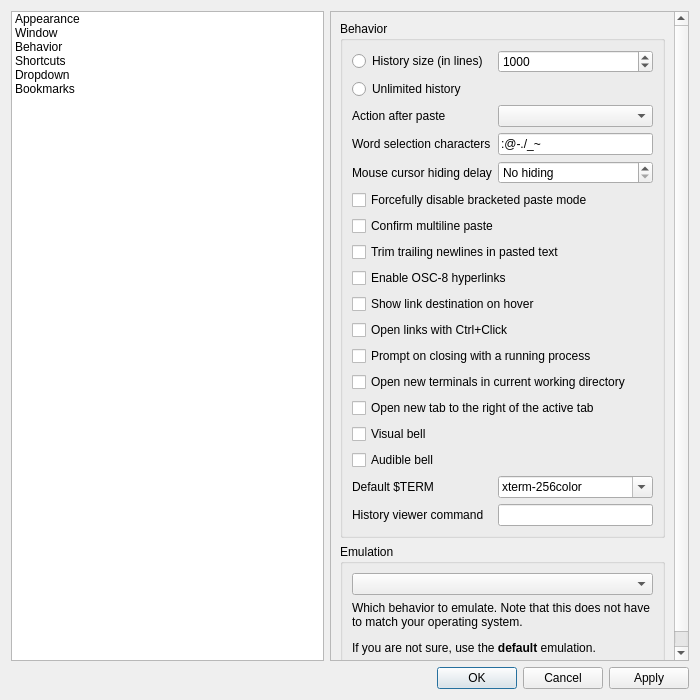
The window that src/forms/propertiesdialog.ui (lxqt/qterminal) describes before a commit, drawn with Qt 5.
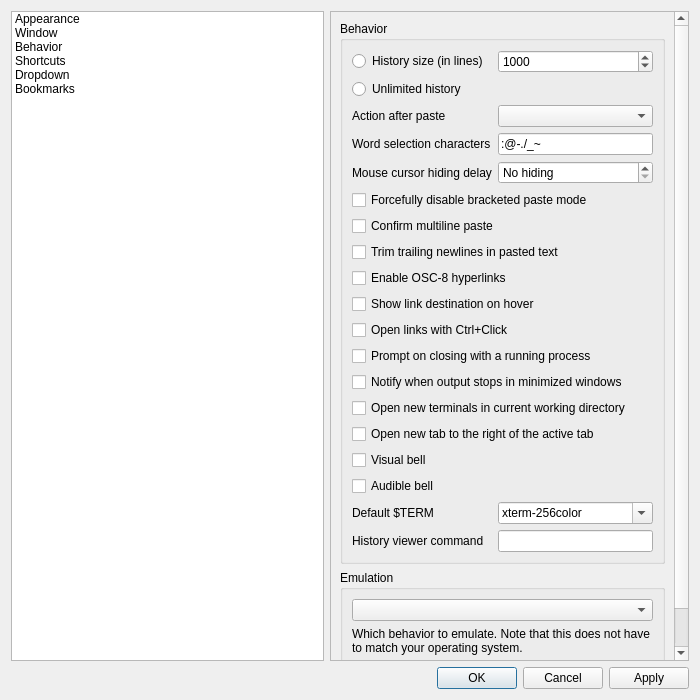
The same window after the commit. The open tabs and pages were chosen to show the change. Icons and pictures are not drawn.

Commit message:
silence notification (#1359)
fixes #480

What changed in the file:
```diff
--- a/src/forms/propertiesdialog.ui
+++ b/src/forms/propertiesdialog.ui
@@ -880,13 +880,20 @@
                </widget>
               </item>
               <item row="12" column="0" colspan="2">
+               <widget class="QCheckBox" name="notifySilenceCheckBox">
+                <property name="text">
+                 <string>Notify when output stops in minimized windows</string>
+                </property>
+               </widget>
+              </item>
+              <item row="13" column="0" colspan="2">
                <widget class="QCheckBox" name="useCwdCheckBox">
                 <property name="text">
                  <string>Open new terminals in current working directory</string>
                 </property>
                </widget>
               </item>
-              <item row="13" column="0" colspan="2">
+              <item row="14" column="0" colspan="2">
                <widget class="QCheckBox" name="openNewTabRightToActiveTabCheckBox">
                 <property name="toolTip">
                  <string>If unchecked the new tab will be opened as the rightmost tab</string>
@@ -896,28 +903,28 @@
                 </property>
                </widget>
               </item>
-              <item row="14" column="0">
+              <item row="15" column="0">
                <widget class="QCheckBox" name="visualBellCheckBox">
                 <property name="text">
                  <string>Visual bell</string>
                 </property>
                </widget>
               </item>
-              <item row="15" column="0">
+              <item row="16" column="0">
                <widget class="QCheckBox" name="audibleBellCheckBox">
                 <property name="text">
                  <string>Audible bell</string>
                 </property>
                </widget>
               </item>
-              <item row="16" column="0">
+              <item row="17" column="0">
                <widget class="QLabel" name="label_14">
                 <property name="text">
                  <string>Default $TERM</string>
                 </property>
                </widget>
               </item>
-              <item row="16" column="1">
+              <item row="17" column="1">
                <widget class="QComboBox" name="termComboBox">
                 <property name="sizePolicy">
                  <sizepolicy hsizetype="Expanding" vsizetype="Fixed">
@@ -943,10 +950,10 @@
                 </item>
                </widget>
               </item>
-              <item row="17" column="1">
+              <item row="18" column="1">
                <widget class="QLineEdit" name="handleHistoryLineEdit"/>
               </item>
-              <item row="17" column="0">
+              <item row="18" column="0">
                <widget class="QLabel" name="label_17">
                 <property name="toolTip">
                  <string>This command will be run with an argument containing the file name of a tempfile containing the scrollback history
```
The commit also changes 7 other files.
